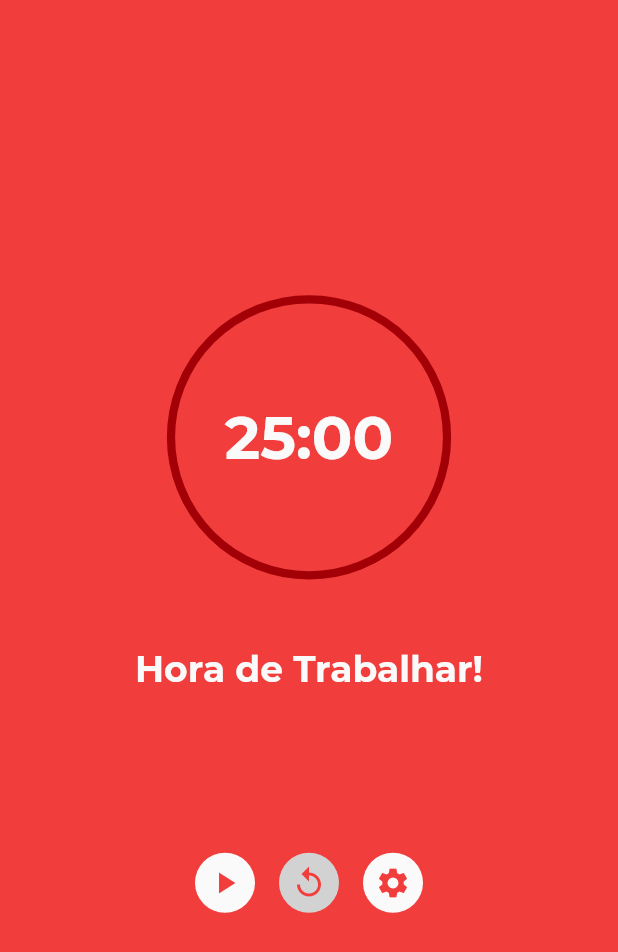
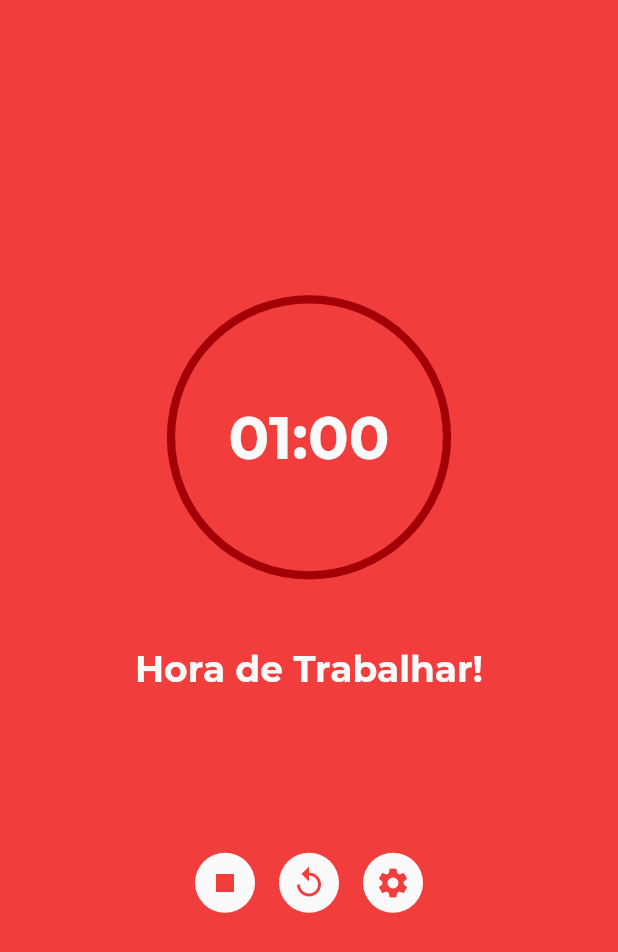
Before and after one commit to DIMAAGR/Mobx-Relogio-Pomodoro, a Flutter app: the screen it shows after launch, after a tap on the "play arrow" icon, on a phone screen of 412 x 824 dp. Shown: the top 952 px of the screen. Run offline on Flutter 3.47's test engine with Material 2 defaults, Android fonts, the light colour scheme and no system bars; our stand-ins replace flutter_mobx, mobx; generated files the repository leaves out were written again.

Commit message:
Adicionado Mudança de Cores

```diff
--- a/lib/components/chronometer_button.dart
+++ b/lib/components/chronometer_button.dart
@@ -1,35 +1,36 @@
 import 'package:flutter/material.dart';
 import 'package:mobx_relogio_pomodoro/components/circularButton.dart';
+import 'package:mobx_relogio_pomodoro/store/pomodoro.store.dart';
 
 class ChronometerButton extends StatelessWidget {
   final bool hasStarted;
+  final void Function() onTap;
+  final Color? color;
 
   const ChronometerButton({
     Key? key,
     required this.hasStarted,
+    required this.onTap,
+    this.color,
   }) : super(key: key);
 
   @override
   Widget build(BuildContext context) {
     return hasStarted
         ? CircularButton(
-            onTap: () {
-              print("Hello!");
-            },
+            onTap: onTap,
             child: Icon(
               Icons.stop,
               size: 24,
-              color: Theme.of(context).primaryColor,
+              color: color,
             ),
           )
         : CircularButton(
-            onTap: () {
-              print("Hello!");
-            },
+            onTap: onTap,
             child: Icon(
               Icons.play_arrow,
               size: 24,
-              color: Theme.of(context).primaryColor,
+              color: color,
             ),
           );
   }
--- a/lib/components/refresh_button.dart
+++ b/lib/components/refresh_button.dart
@@ -3,7 +3,9 @@ import 'package:mobx_relogio_pomodoro/components/circularButton.dart';
 
 class RefreshButton extends StatelessWidget {
   final bool off;
-  const RefreshButton({Key? key, required this.off}) : super(key: key);
+  final Color? color;
+  const RefreshButton({Key? key, required this.off, this.color})
+      : super(key: key);
 
   @override
   Widget build(BuildContext context) {
@@ -13,7 +15,7 @@ class RefreshButton extends StatelessWidget {
             child: Icon(
               Icons.replay,
               size: 24,
-              color: Theme.of(context).primaryColor,
+              color: color,
             ),
           )
         : CircularButton(
@@ -22,7 +24,7 @@ class RefreshButton extends StatelessWidget {
             child: Icon(
               Icons.replay,
               size: 24,
-              color: Theme.of(context).primaryColor,
+              color: color,
             ));
   }
 }
--- a/lib/views/pomodoro/pomodoro.designer.dart
+++ b/lib/views/pomodoro/pomodoro.designer.dart
@@ -4,6 +4,7 @@ import 'package:mobx_relogio_pomodoro/components/chronometer_button.dart';
 import 'package:mobx_relogio_pomodoro/components/circularbutton.dart';
 import 'package:mobx_relogio_pomodoro/components/refresh_button.dart';
 import 'package:mobx_relogio_pomodoro/store/pomodoro.store.dart';
+import 'package:mobx_relogio_pomodoro/views/pomodoro/pomodoro.dart';
 import 'package:provider/provider.dart';
 
 class Pomodoro extends StatelessWidget {
@@ -14,8 +15,13 @@ class Pomodoro extends StatelessWidget {
     //CRIAÇÃO/INSTANCIAÇÃO DO PROVIDER
     final store = Provider.of<PomodoroStore>(context);
 
+    // EVENTOS/AÇÕES
+    final PomodoroEvents _events = PomodoroEvents();
+
     return Scaffold(
-      backgroundColor: Theme.of(context).primaryColor,
+      backgroundColor: store.estaTrabalhando()
+          ? Theme.of(context).primaryColor
+          : Color(0xff529300),
       body: Column(
         mainAxisAlignment: MainAxisAlignment.center,
         crossAxisAlignment: CrossAxisAlignment.center,
@@ -27,12 +33,14 @@ class Pomodoro extends StatelessWidget {
               child: CircularProgressIndicator(
                 strokeWidth: 5.5,
                 value: 0,
-                backgroundColor: Color(0xffA20006),
+                backgroundColor: store.estaTrabalhando()
+                    ? Color(0xffA20006)
+                    : Color(0xff165F00),
                 color: Color.fromARGB(255, 250, 250, 250),
               ),
             ),
             Text(
-              "25:00",
+              "${store.minutos.toString().padLeft(2, '0')}:${store.segundos.toString().padLeft(2, '0')}",
               style: TextStyle(
                 fontFamily: "Montserrat",
                 fontSize: 40,
@@ -44,7 +52,9 @@ class Pomodoro extends StatelessWidget {
           Padding(
             padding: const EdgeInsets.only(top: 48.0, bottom: 92.0),
             child: Text(
-              "Hora de Trabalhar!",
+              store.estaTrabalhando()
+                  ? "Hora de Trabalhar!"
+                  : "Hora de Descansar!",
               style: TextStyle(
                 fontFamily: "Montserrat",
                 fontSize: 24,
@@ -53,38 +63,51 @@ class Pomodoro extends StatelessWidget {
               ),
             ),
           ),
-          _buttons(context, store),
+          _buttons(context, store, _events),
         ],
       ),
     );
   }
 
-  _buttons(BuildContext context, PomodoroStore provider) {
-    return Row(
+  _buttons(
+      BuildContext context, PomodoroStore provider, PomodoroEvents _events) {
+    return Observer(
+      builder: (_) => Row(
         mainAxisAlignment: MainAxisAlignment.center,
         children: [
           ChronometerButton(
-          hasStarted: false,
+            hasStarted: provider.iniciou ? true : false,
+            color: provider.estaTrabalhando()
+                ? Theme.of(context).primaryColor
+                : Color(0xff529300),
+            onTap: () => _events.startStopEvent(provider),
           ),
           Padding(
             padding: const EdgeInsets.all(16.0),
             child: RefreshButton(
-            off: true,
+              color: provider.estaTrabalhando()
+                  ? Theme.of(context).primaryColor
+                  : Color(0xff529300),
+              off: !provider.iniciou ? true : false,
             ),
           ),
           CircularButton(
-          onTap: () => _modalBottomSheet(context, provider),
+            onTap: () => _modalBottomSheet(context, provider, _events),
             child: Icon(
               Icons.settings,
               size: 24,
-            color: Theme.of(context).primaryColor,
+              color: provider.estaTrabalhando()
+                  ? Theme.of(context).primaryColor
+                  : Color(0xff529300),
             ),
           ),
         ],
+      ),
     );
   }
 
-  _modalBottomSheet(BuildContext context, PomodoroStore provider) {
+  _modalBottomSheet(
+      BuildContext context, PomodoroStore provider, PomodoroEvents _events) {
     return showModalBottomSheet(
       context: context,
       builder: (context) => Column(
@@ -102,8 +125,9 @@ class Pomodoro extends StatelessWidget {
                       mainAxisAlignment: MainAxisAlignment.center,
                       crossAxisAlignment: CrossAxisAlignment.center,
                       children: [
+                        // CIRCULAR BUTTON: IncrementTimeButton1
                         CircularButton(
-                          onTap: () => provider.incrementarTempoTrabalho(),
+                          onTap: () => _events.incrementWorkEvent(provider),
                           child: Icon(
                             Icons.add,
                             size: 24,
@@ -111,8 +135,9 @@ class Pomodoro extends StatelessWidget {
                           ),
                         ),
                         Text(provider.tempoTrabalho.toString()),
+                        // CIRCULAR BUTTON: DecrementTimeButton1
                         CircularButton(
-                          onTap: () => provider.decrementartempoTrabalho(),
+                          onTap: () => _events.decrementWorkEvent(provider),
                           child: Icon(
                             Icons.remove,
                             size: 24,
@@ -138,7 +163,8 @@ class Pomodoro extends StatelessWidget {
                     crossAxisAlignment: CrossAxisAlignment.center,
                     children: [
                       CircularButton(
-                        onTap: () => provider.incrementarTempoDescanso(),
+                        // CIRCULAR BUTTON: IncrementTimeButton2
+                        onTap: () => _events.incrementRestEvent(provider),
                         child: Icon(
                           Icons.add,
                           size: 24,
@@ -146,8 +172,9 @@ class Pomodoro extends StatelessWidget {
                         ),
                       ),
                       Text(provider.tempoDescanso.toString()),
+                      // CIRCULAR BUTTON: DecrementTimeButton2
                       CircularButton(
-                        onTap: () => provider.decrementartempoDescanso(),
+                        onTap: () => _events.decrementRestEvent(provider),
                         child: Icon(
                           Icons.remove,
                           size: 24,
```
Also changed, not shown: lib/store/pomodoro.store.dart (+25 -1 lines), lib/views/pomodoro/pomodoro.dart (added, +24 -0 lines), lib/store/pomodoro.store.g.dart. Lines whose indentation alone changed are shown as unchanged.
